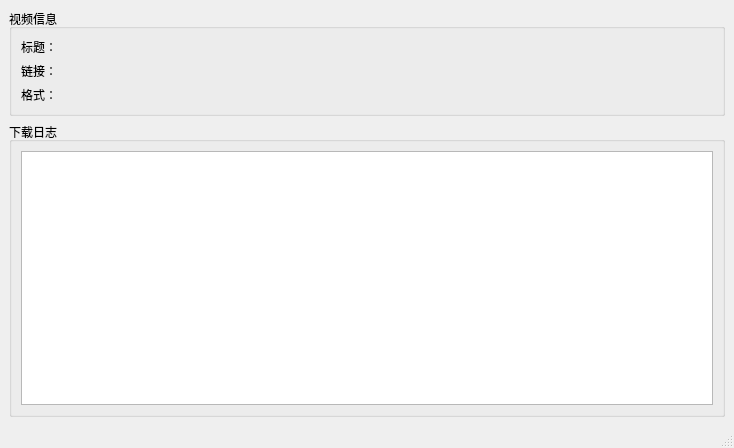
Old version of the form ui/downloadwindow.ui in the repository wuyue92tree/nice-you-get.
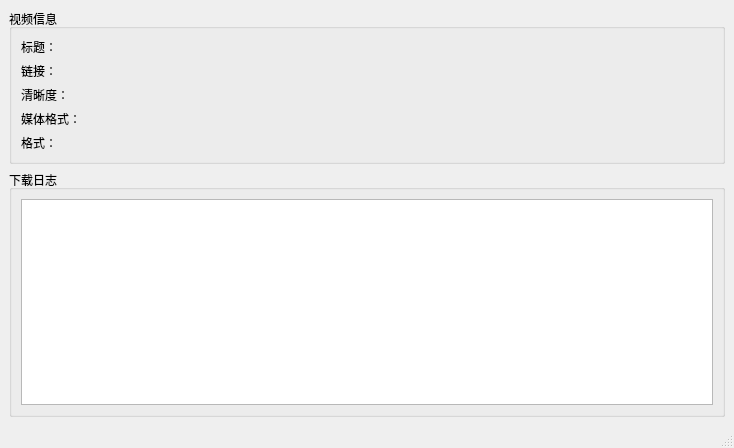
New version of the form.

Patch:
```diff
--- a/ui/downloadwindow.ui
+++ b/ui/downloadwindow.ui
@@ -84,6 +84,36 @@
        <item row="2" column="0">
         <layout class="QHBoxLayout" name="horizontalLayout_3">
          <item>
+          <widget class="QLabel" name="qualityLabel">
+           <property name="minimumSize">
+            <size>
+             <width>60</width>
+             <height>0</height>
+            </size>
+           </property>
+           <property name="maximumSize">
+            <size>
+             <width>60</width>
+             <height>40</height>
+            </size>
+           </property>
+           <property name="text">
+            <string>清晰度：</string>
+           </property>
+          </widget>
+         </item>
+         <item>
+          <widget class="QLabel" name="qualityValueLabel">
+           <property name="text">
+            <string/>
+           </property>
+          </widget>
+         </item>
+        </layout>
+       </item>
+       <item row="3" column="0">
+        <layout class="QHBoxLayout" name="horizontalLayout_4">
+         <item>
           <widget class="QLabel" name="formatLabel">
            <property name="minimumSize">
             <size>
@@ -98,7 +128,7 @@
             </size>
            </property>
            <property name="text">
-            <string>格式：</string>
+            <string>媒体格式：</string>
            </property>
           </widget>
          </item>
@@ -111,6 +141,36 @@
          </item>
         </layout>
        </item>
+       <item row="4" column="0">
+        <layout class="QHBoxLayout" name="horizontalLayout_5">
+         <item>
+          <widget class="QLabel" name="containerLabel">
+           <property name="minimumSize">
+            <size>
+             <width>60</width>
+             <height>0</height>
+            </size>
+           </property>
+           <property name="maximumSize">
+            <size>
+             <width>60</width>
+             <height>40</height>
+            </size>
+           </property>
+           <property name="text">
+            <string>格式：</string>
+           </property>
+          </widget>
+         </item>
+         <item>
+          <widget class="QLabel" name="containerValueLabel">
+           <property name="text">
+            <string/>
+           </property>
+          </widget>
+         </item>
+        </layout>
+       </item>
       </layout>
      </widget>
     </item>
```
